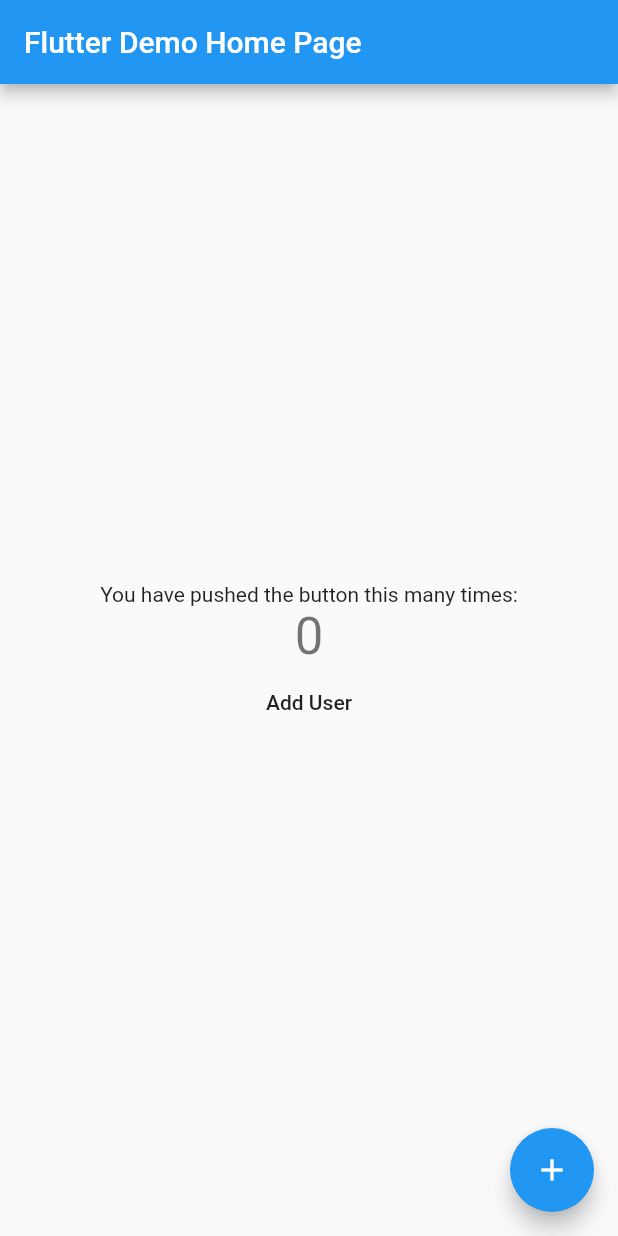
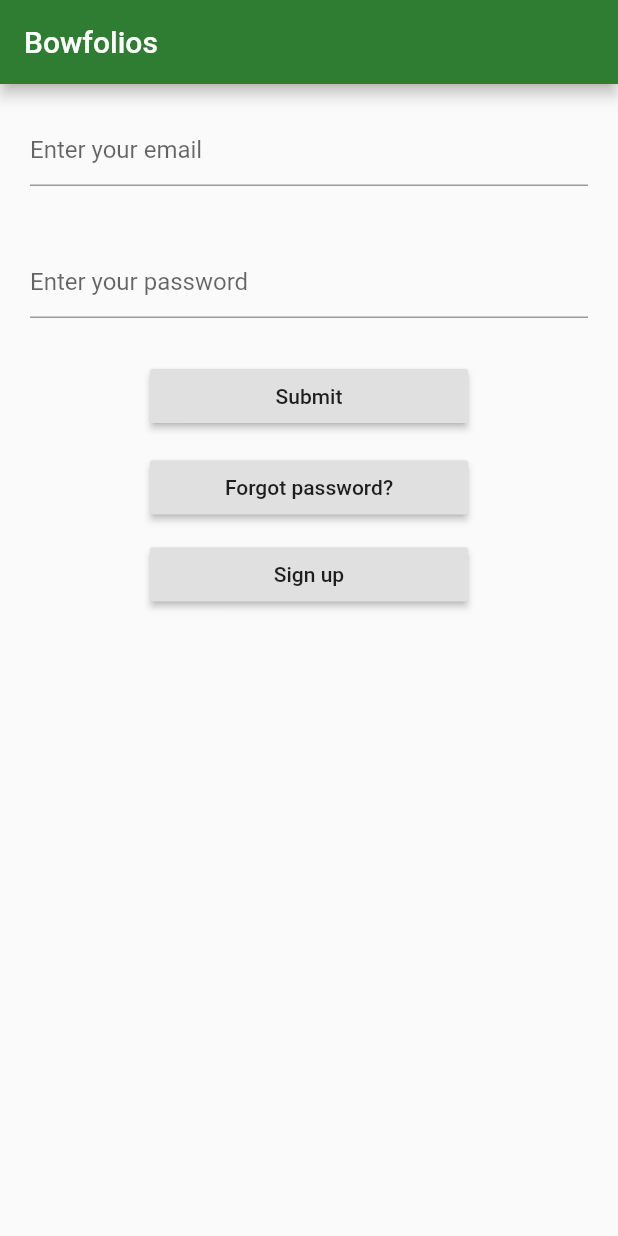
Before and after one commit to ElectricRat/SigmaAlphaSierra, a Flutter app: the screen it shows after launch, on a phone screen of 412 x 824 dp. Run offline on Flutter 3.47's test engine with Material 2 defaults, Android fonts, the phone set to English and light mode, and no system bars; our stand-ins replace cloud_firestore, firebase_core; accounts and stored records are empty.

Commit message:
Add files via upload
Added login screen

```diff
--- a/lib/main.dart
+++ b/lib/main.dart
@@ -7,147 +7,138 @@ import 'package:firebase_core/firebase_core.dart';
 import 'package:cloud_firestore/cloud_firestore.dart';
 import 'FirebaseFunctions.dart';
 
-void main() {
-  //hotfix for a bug
-  WidgetsFlutterBinding.ensureInitialized();
-  runApp(MyApp());
-}
+void main() => runApp(MyApp());
 
+/// This Widget is the main application widget.
 class MyApp extends StatelessWidget {
 
-  // Create the initilization Future outside of `build`:
-  final Future<FirebaseApp> _initialization = Firebase.initializeApp();
+  //sets title for AppBar
 
-  // This widget is the root of your application.
+  static const String _title = 'Bowfolios';
+
   @override
   Widget build(BuildContext context) {
-    return FutureBuilder(
-      // Initialize FlutterFire:
-      future: _initialization,
-      builder: (context, snapshot) {
-        // Check for errors
-        if (snapshot.hasError) {
-          //"Container()" is just the pagebuilding equivalent of "null" AFAIK. Replace at will.
-          print("error");
-          print(snapshot.error);
-          return Container(); //todo: "error" window?
-        }
+    return MaterialApp(
+      title: _title,
 
-        // Once complete, show your application
-        if (snapshot.connectionState == ConnectionState.done) {
-          print("Firebase initialized");
-          return MaterialApp(
-            title: 'Flutter Demo',
-            theme: ThemeData(
-              // This is the theme of your application.
-              //
-              // Try running your application with "flutter run". You'll see the
-              // application has a blue toolbar. Then, without quitting the app, try
-              // changing the primarySwatch below to Colors.green and then invoke
-              // "hot reload" (press "r" in the console where you ran "flutter run",
-              // or simply save your changes to "hot reload" in a Flutter IDE).
-              // Notice that the counter didn't reset back to zero; the application
-              // is not restarted.
-              primarySwatch: Colors.blue,
-              // This makes the visual density adapt to the platform that you run
-              // the app on. For desktop platforms, the controls will be smaller and
-              // closer together (more dense) than on mobile platforms.
-              visualDensity: VisualDensity.adaptivePlatformDensity,
+      //body of the page
+      home: Scaffold(
+
+        //appBar with Bowfolios title
+        appBar: AppBar(
+            title: const Text(_title),
+        backgroundColor: Colors.green[800],),
+        body: Center(
+    child: MyStatefulWidget(),
+
+
+          )
         ),
-            home: MyHomePage(title: 'Flutter Demo Home Page'),
-          );
-        }
-
-        // Otherwise, show something whilst waiting for initialization to complete
-        print("loading");
-        return Container(); //todo: "loading" window?
-      },
       );
   }
 }
 
-class MyHomePage extends StatefulWidget {
-  MyHomePage({Key key, this.title}) : super(key: key);
 
-  // This widget is the home page of your application. It is stateful, meaning
-  // that it has a State object (defined below) that contains fields that affect
-  // how it looks.
 
-  // This class is the configuration for the state. It holds the values (in this
-  // case the title) provided by the parent (in this case the App widget) and
-  // used by the build method of the State. Fields in a Widget subclass are
-  // always marked "final".
-
-  final String title;
+class MyStatefulWidget extends StatefulWidget {
+  MyStatefulWidget({Key key}) : super(key: key);
 
   @override
-  _MyHomePageState createState() => _MyHomePageState();
+  _MyStatefulWidgetState createState() => _MyStatefulWidgetState();
 }
 
-class _MyHomePageState extends State<MyHomePage> {
-  int _counter = 0;
-
-  void _incrementCounter() {
-    setState(() {
-      // This call to setState tells the Flutter framework that something has
-      // changed in this State, which causes it to rerun the build method below
-      // so that the display can reflect the updated values. If we changed
-      // _counter without calling setState(), then the build method would not be
-      // called again, and so nothing would appear to happen.
-      _counter++;
-    });
-  }
+class _MyStatefulWidgetState extends State<MyStatefulWidget> {
+  final _formKey = GlobalKey<FormState>();
 
   @override
   Widget build(BuildContext context) {
-    // This method is rerun every time setState is called, for instance as done
-    // by the _incrementCounter method above.
-    //
-    // The Flutter framework has been optimized to make rerunning build methods
-    // fast, so that you can just rebuild anything that needs updating rather
-    // than having to individually change instances of widgets.
-    return Scaffold(
-      appBar: AppBar(
-        // Here we take the value from the MyHomePage object that was created by
-        // the App.build method, and use it to set our appbar title.
-        title: Text(widget.title),
+    return Form(
+      key: _formKey,
+      child: Center(
+      child: Column(
+        crossAxisAlignment: CrossAxisAlignment.start,
+        children: <Widget>[
+
+          //widget for email text field entry
+          Padding(
+      padding: const EdgeInsets.all(20.0),
+          child: TextFormField(
+            decoration: const InputDecoration(
+              hintText: 'Enter your email',
             ),
-      body: Center(
-        // Center is a layout widget. It takes a single child and positions it
-        // in the middle of the parent.
-        child: Column(
-          // Column is also a layout widget. It takes a list of children and
-          // arranges them vertically. By default, it sizes itself to fit its
-          // children horizontally, and tries to be as tall as its parent.
-          //
-          // Invoke "debug painting" (press "p" in the console, choose the
-          // "Toggle Debug Paint" action from the Flutter Inspector in Android
-          // Studio, or the "Toggle Debug Paint" command in Visual Studio Code)
-          // to see the wireframe for each widget.
-          //
-          // Column has various properties to control how it sizes itself and
-          // how it positions its children. Here we use mainAxisAlignment to
-          // center the children vertically; the main axis here is the vertical
-          // axis because Columns are vertical (the cross axis would be
-          // horizontal).
-          mainAxisAlignment: MainAxisAlignment.center,
-          children: <Widget>[
-            Text(
-              'You have pushed the button this many times:',
+            validator: (value) {
+
+              //prompts user to input email if not entered
+              if (value.isEmpty) {
+                return 'Please enter your email';
+              }
+              return null;
+            },
           ),
-            Text(
-              '$_counter',
-              style: Theme.of(context).textTheme.headline4,
           ),
-        AddUser("John Bean", "Chiropractor"), //PLACEHOLDER: button that when pressed adds a user to database
+
+          //widget for password text field entry. will update to hide password
+          Padding(
+            padding: const EdgeInsets.all(20.0),
+
+          child: TextFormField(
+
+
+            decoration: const InputDecoration(
+              hintText: 'Enter your password',
+            ),
+
+            validator: (value) {
+
+              //prompts user to enter password if not entered
+              if (value.isEmpty) {
+                return 'Please enter your password';
+              }
+              return null;
+            },
+           obscureText: true,
+          ),
+          ),
+
+          //submit button
+          Padding(
+            padding: const EdgeInsets.symmetric(horizontal: 100.0, vertical: 8),
+
+            child: RaisedButton(
+              onPressed: () {
+                // Validate will return true if the form is valid, or false if
+                // the form is invalid.
+                if (_formKey.currentState.validate()) {
+                  // Process data.
+                }
+              },
+              child: Center (child: Text('Submit'),),
+            ),
+          ),
+          Padding(
+            padding: const EdgeInsets.symmetric(horizontal: 100.0, vertical: 5),
+            child: RaisedButton(
+              onPressed: () {
+                // Validate will return true if the form is valid, or false if
+                // the form is invalid.
+                if (_formKey.currentState.validate()) {
+                  // Process data.
+                }
+              },
+              child: Center (child: Text('Forgot password?'),),
+            ),
+          ),
+          Padding(
+            padding: const EdgeInsets.symmetric(horizontal: 100.0, vertical: 5),
+            child: RaisedButton(
+              onPressed: () {
+              },
+              child: Center (child: Text('Sign up'),),
+            ),
+          ),
         ],
       ),
       ),
-      floatingActionButton: FloatingActionButton(
-        onPressed: _incrementCounter,
-        tooltip: 'Increment',
-        child: Icon(Icons.add),
-      ), // This trailing comma makes auto-formatting nicer for build methods.
     );
   }
 }
```
Lines whose indentation alone changed are shown as unchanged.
